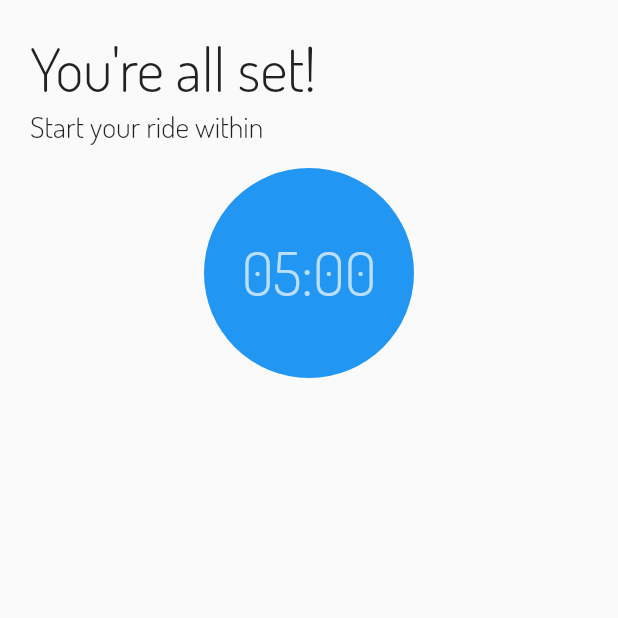
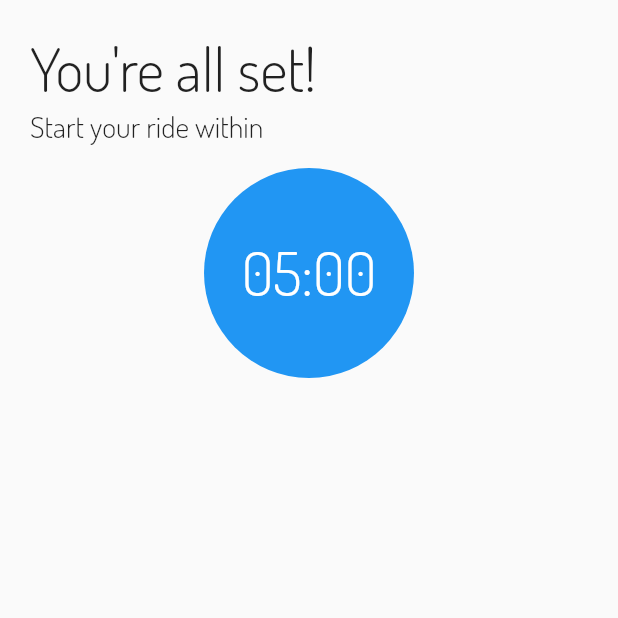
Before and after one commit to pattarai/miles-flutter, a Flutter app: the StartRide screen opened directly, on a phone screen of 412 x 824 dp, the top half of it. Run offline on Flutter 3.47's test engine with Material 2 defaults, Android fonts, the phone set to English and light mode, and no system bars; drawn by our look-alikes of flutter_countdown_timer; our stand-ins replace cached_network_image, shared_preferences, shimmer; missing offline and left inert: latlng, map; accounts and stored records are empty.

Commit message:
Add timerStyle; fix font height for --:--

```diff
--- a/lib/helper/styles.dart
+++ b/lib/helper/styles.dart
@@ -50,6 +50,6 @@ TextStyle subHeader2Style = new TextStyle(
 
 TextStyle timerStyle = new TextStyle(
     color: Colors.white,
-    fontSize: 70,
+    fontSize: 40,
     fontFamily: "Dosis",
     fontWeight: FontWeight.w300);
--- a/lib/screens/home/fragments/ride/startRide.dart
+++ b/lib/screens/home/fragments/ride/startRide.dart
@@ -142,7 +142,12 @@ class StartRideState extends State<StartRide> {
                             child: canceled
                                 ? Text(
                                     "--:--",
-                                    style: headerStyle,
+                                    style: TextStyle(
+                                      height: 1,
+                                      fontSize: 40,
+                                      fontFamily: "Dosis",
+                                      fontWeight: FontWeight.w300
+                                    ),
                                   )
                                 : CountdownTimer(
                                     endTime:
@@ -153,12 +158,12 @@ class StartRideState extends State<StartRide> {
                                       if (time == null) {
                                         return Text(
                                           '00:00',
-                                          style: headerStyle,
+                                          style: timerStyle,
                                         );
                                       }
                                       return Text(
                                         "${time.min == null ? "00" : time.min.toString().length < 2 ? "0" + time.min.toString() : time.min}:${time.sec == null ? "00" : time.sec.toString().length < 2 ? "0" + time.sec.toString() : time.sec}",
-                                        style: headerStyle,
+                                        style: timerStyle,
                                       );
                                     },
                                     onEnd: cancelRide,
```
